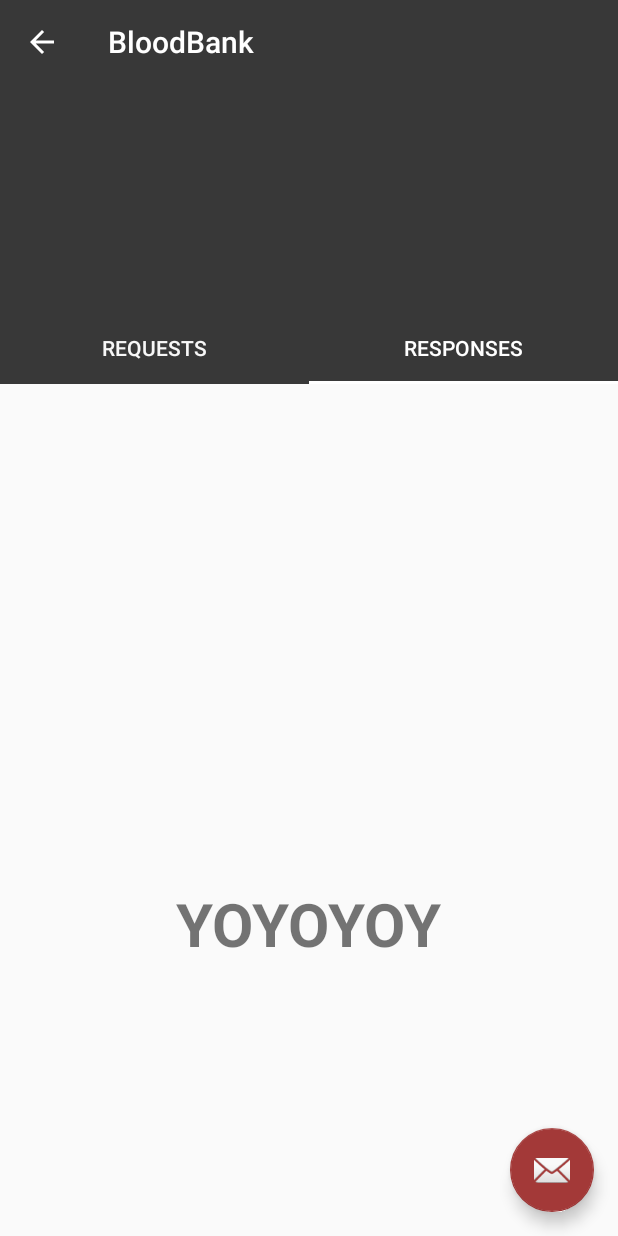
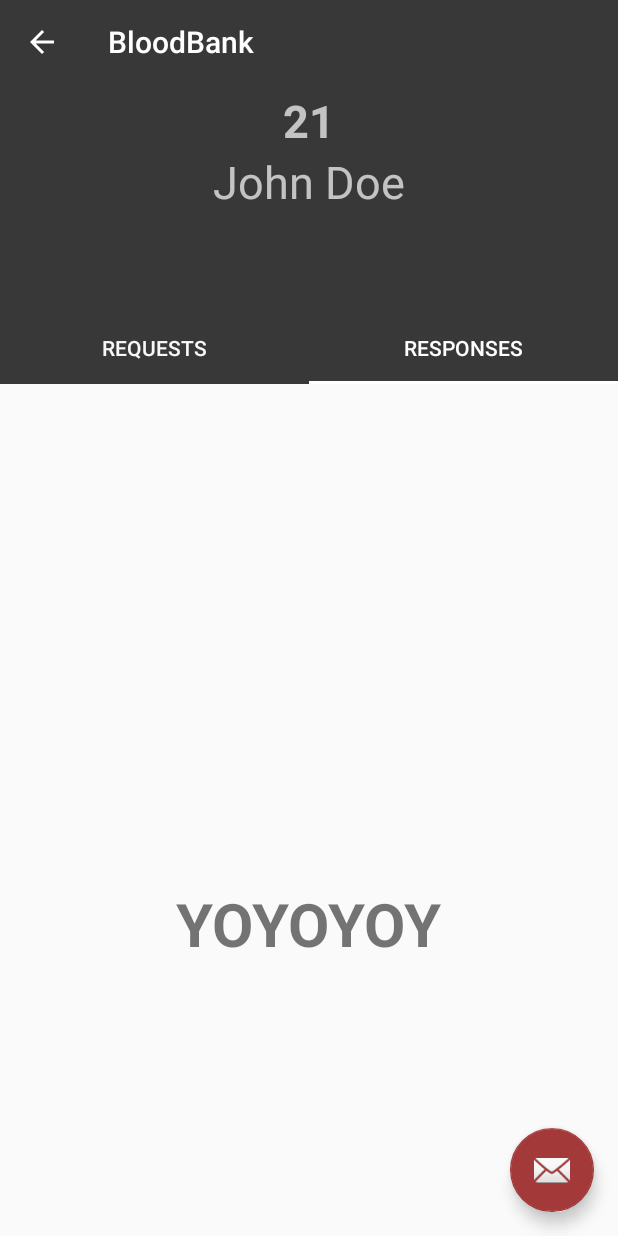
Before and after one commit to Shivamdhuria/BloodBank, an Android app: the screen it shows after launch once a user with an empty profile is signed in (MainActivity), tab 2 chosen, on a phone screen of 412 x 824 dp. Run offline under Robolectric (Android 15) with nearby library versions, the phone set to English and light mode, and no system bars; our stand-ins replace Firebase (no records; nobody signed in at launch, a user with empty details on screens opened directly); 2 statements that could not run were skipped.

Commit message:
Retrieving requests

```diff
--- /dev/null
+++ b/app/src/main/java/com/example/android/bloodbank/main/main/MainActivityModel.java
@@ -0,0 +1,4 @@
+package com.example.android.bloodbank.main.main;
+
+public class MainActivityModel {
+}
--- /dev/null
+++ b/app/src/main/java/com/example/android/bloodbank/main/main/MainActivityPresenter.java
@@ -0,0 +1,6 @@
+package com.example.android.bloodbank.main.main;
+
+public interface MainActivityPresenter {
+
+    void checkIfFirstTime();
+}
--- /dev/null
+++ b/app/src/main/java/com/example/android/bloodbank/main/main/MainActivityView.java
@@ -0,0 +1,4 @@
+package com.example.android.bloodbank.main.main;
+
+public interface MainActivityView {
+}
--- a/app/src/main/java/com/example/android/bloodbank/main/main/OneFragment.java
+++ b/app/src/main/java/com/example/android/bloodbank/main/main/OneFragment.java
@@ -2,14 +2,39 @@ package com.example.android.bloodbank.main.main;
 
 
 import android.os.Bundle;
+import android.support.annotation.NonNull;
 import android.support.v4.app.Fragment;
+import android.support.v7.widget.DefaultItemAnimator;
+import android.support.v7.widget.LinearLayoutManager;
+import android.support.v7.widget.RecyclerView;
 import android.view.LayoutInflater;
 import android.view.View;
 import android.view.ViewGroup;
 
 import com.example.android.bloodbank.R;
+import com.example.android.bloodbank.main.query.RequestModel;
+import com.google.firebase.auth.FirebaseAuth;
+import com.google.firebase.database.DataSnapshot;
+import com.google.firebase.database.DatabaseError;
+import com.google.firebase.database.DatabaseReference;
+import com.google.firebase.database.FirebaseDatabase;
+import com.google.firebase.database.ValueEventListener;
+
+import java.util.ArrayList;
+import java.util.List;
 
 public class OneFragment extends Fragment {
+    private FirebaseDatabase mFirebaseInstance;
+
+    private DatabaseReference mDatabase;
+    private RecyclerView recyclerView;
+    public RequestAdapter mAdapter;
+    List<RequestModel> mRequestList;
+    FirebaseAuth mAuth;
+
+
+
+
 
     public OneFragment() {
         // Required empty public constructor
@@ -18,13 +43,63 @@ public class OneFragment extends Fragment {
     @Override
     public void onCreate(Bundle savedInstanceState) {
         super.onCreate(savedInstanceState);
+         mRequestList= new ArrayList<>();
+        mAuth = FirebaseAuth.getInstance();
+
+
     }
 
     @Override
     public View onCreateView(LayoutInflater inflater, ViewGroup container,
                              Bundle savedInstanceState) {
+
+
+
         // Inflate the layout for this fragment
-        return inflater.inflate(R.layout.activity_one_fragment, container, false);
+        View v= inflater.inflate(R.layout.activity_one_fragment, container, false);
+
+
+
+
+        return v;
+    }
+    @Override
+    public void onViewCreated(View view, Bundle savedInstanceState) {
+        recyclerView = (RecyclerView)view.findViewById(R.id.recycler_view_one_frag);
+        mAdapter = new RequestAdapter(mRequestList);
+        RecyclerView.LayoutManager mLayoutManager = new LinearLayoutManager(getActivity());
+        recyclerView.setLayoutManager(mLayoutManager);
+        recyclerView.setItemAnimator(new DefaultItemAnimator());
+        recyclerView.setAdapter(mAdapter);
+        initView();
+    }
+
+
+    private void initView() {
+        mFirebaseInstance = FirebaseDatabase.getInstance();
+        mDatabase = mFirebaseInstance.getReference().child("requests").child("A+").child(mAuth.getUid());
+
+        mDatabase.addValueEventListener(new ValueEventListener() {
+            @Override
+            public void onDataChange(DataSnapshot dataSnapshot) {
+                mRequestList.clear();
+                for (DataSnapshot dataSnapshot1 : dataSnapshot.getChildren()) {
+                    RequestModel requestModel = dataSnapshot1.getValue(RequestModel.class);
+                    mRequestList.add(requestModel);
+                }
+
+                mAdapter.notifyDataSetChanged();
+            }
+
+
+
+
+
+            @Override
+            public void onCancelled(@NonNull DatabaseError databaseError) {
+
+            }
+        });
     }
 
 }
--- /dev/null
+++ b/app/src/main/java/com/example/android/bloodbank/main/main/RequestAdapter.java
@@ -0,0 +1,60 @@
+package com.example.android.bloodbank.main.main;
+
+import android.support.annotation.NonNull;
+import android.support.v7.widget.RecyclerView;
+import android.view.LayoutInflater;
+import android.view.View;
+import android.view.ViewGroup;
+import android.widget.Switch;
+import android.widget.TextView;
+
+import com.example.android.bloodbank.R;
+
+import com.example.android.bloodbank.main.query.RequestModel;
+
+
+import java.util.List;
+
+public class RequestAdapter extends RecyclerView.Adapter<RequestAdapter.ViewHolder> {
+
+    private List<RequestModel> requestList;
+
+    RequestAdapter(List<RequestModel> requestList) {
+        this.requestList = requestList;
+    }
+
+    @NonNull
+    @Override
+    public RequestAdapter.ViewHolder onCreateViewHolder(@NonNull ViewGroup parent, int viewType) {
+        return  new RequestAdapter.ViewHolder(LayoutInflater.from(parent.getContext()).inflate(R.layout.recycler_request_view_item, parent, false));
+    }
+
+    @Override
+    public void onBindViewHolder(@NonNull RequestAdapter.ViewHolder holder, int position) {
+        RequestModel requestModel = requestList.get(position);
+        holder.name.setText(requestModel.name);
+        holder.place.setText(requestModel.placeOfCampaign);
+
+        holder.bloodgroup.setText(requestModel.bloodRequired);
+        holder.aSwitch.setChecked(requestModel.getStatus());
+
+    }
+
+    @Override
+    public int getItemCount() {
+        return requestList.size();
+    }
+
+    public class ViewHolder extends RecyclerView.ViewHolder {
+        public TextView name,place,level,bloodgroup;
+        Switch aSwitch;
+        public ViewHolder(View itemView) {
+            super(itemView);
+            name = (TextView) itemView.findViewById(R.id.name);
+            place = (TextView) itemView.findViewById(R.id.place);
+            level = (TextView) itemView.findViewById(R.id.level);
+            bloodgroup =(TextView)itemView.findViewById(R.id.bloodgroup);
+            aSwitch = itemView.findViewById(R.id.switch_button);
+        }
+    }
+}
--- a/app/src/main/java/com/example/android/bloodbank/main/query/DonorQueryActivity.java
+++ b/app/src/main/java/com/example/android/bloodbank/main/query/DonorQueryActivity.java
@@ -76,7 +76,7 @@ public class DonorQueryActivity extends AppCompatActivity {
                 //Get value of name from Shared Pref
                 final SharedPreferences mSharedPreference= PreferenceManager.getDefaultSharedPreferences(getBaseContext());
                 String name=(mSharedPreference.getString("name", ""));
-                RequestModel requestModel = new RequestModel(name,bloodgroup,epoch,place);
+                RequestModel requestModel = new RequestModel(name,bloodgroup,epoch,place,false);
 
                 //TODO corner case if donor list empty
                 int totalDonors = donorList.size();
--- a/app/src/main/java/com/example/android/bloodbank/main/query/RecyclerViewAdapter.java
+++ b/app/src/main/java/com/example/android/bloodbank/main/query/RecyclerViewAdapter.java
@@ -11,11 +11,11 @@ import com.example.android.bloodbank.main.buildprofile.UserModel;
 
 import java.util.List;
 
-class RecyclerViewAdapter extends RecyclerView.Adapter<RecyclerViewAdapter.ViewHolder> {
+public class RecyclerViewAdapter extends RecyclerView.Adapter<RecyclerViewAdapter.ViewHolder> {
     private List<UserModel> userList;
 
-    RecyclerViewAdapter(List<UserModel> userList) {
-        this.userList = userList;
+    public RecyclerViewAdapter(List<UserModel> requestModelList) {
+        this.userList = requestModelList;
     }
 
     @Override
--- a/app/src/main/res/layout/activity_main.xml
+++ b/app/src/main/res/layout/activity_main.xml
@@ -32,6 +32,34 @@
                 android:fitsSystemWindows="true"
                 android:scaleType="centerCrop"
                 app:layout_collapseMode="parallax"/>
+            <LinearLayout
+                android:layout_width="match_parent"
+                android:layout_height="match_parent"
+                android:orientation="vertical">
+
+                <TextView
+                    android:id="@+id/textView_level"
+                    android:layout_width="match_parent"
+                    android:layout_height="wrap_content"
+
+                    android:gravity="center"
+                    android:paddingTop="60dp"
+                    android:text="@string/level_default"
+                    android:textColor="@color/colorWhite"
+                    android:textSize="30sp"
+                    android:textStyle="bold" />
+
+                <TextView
+                    android:id="@+id/textView_name"
+                    android:layout_width="match_parent"
+                    android:layout_height="wrap_content"
+                    android:gravity="center"
+                    android:text="@string/name_default"
+                    android:textColor="@color/colorWhite"
+                    android:textSize="30sp" />
+
+
+            </LinearLayout>
 
             <View
                 android:layout_width="match_parent"
@@ -39,6 +67,8 @@
                 android:alpha="0.3"
                 android:background="@color/colorPrimary"
                 android:fitsSystemWindows="true" />
+
+
 
             <android.support.v7.widget.Toolbar
                 android:id="@+id/htab_toolbar"
--- a/app/src/main/res/values/colors.xml
+++ b/app/src/main/res/values/colors.xml
@@ -6,5 +6,6 @@
     <color name="colorAccentHighlight">#C94645</color>
 
     <color name="colorBackground">#F7F7F7</color>
+    <color name="colorWhite">#FFFFFF</color>
 
 </resources>
--- a/app/src/main/res/values/strings.xml
+++ b/app/src/main/res/values/strings.xml
@@ -42,5 +42,8 @@
     <string name="notify_donors">Notify Donors</string>
     <string name="title_activity_two_fragment">TwoFragment</string>
 
+    <string name="name_default">John Doe</string>
+    <string name="level_default">21</string>
+
 
 </resources>
```
Also changed, not shown: app/src/main/java/com/example/android/bloodbank/main/query/RequestModel.java (+25 -9 lines), app/src/main/res/layout/activity_one_fragment.xml (+6 -8 lines), app/src/main/res/layout/recycler_request_view_item.xml (added, +66 -0 lines).
